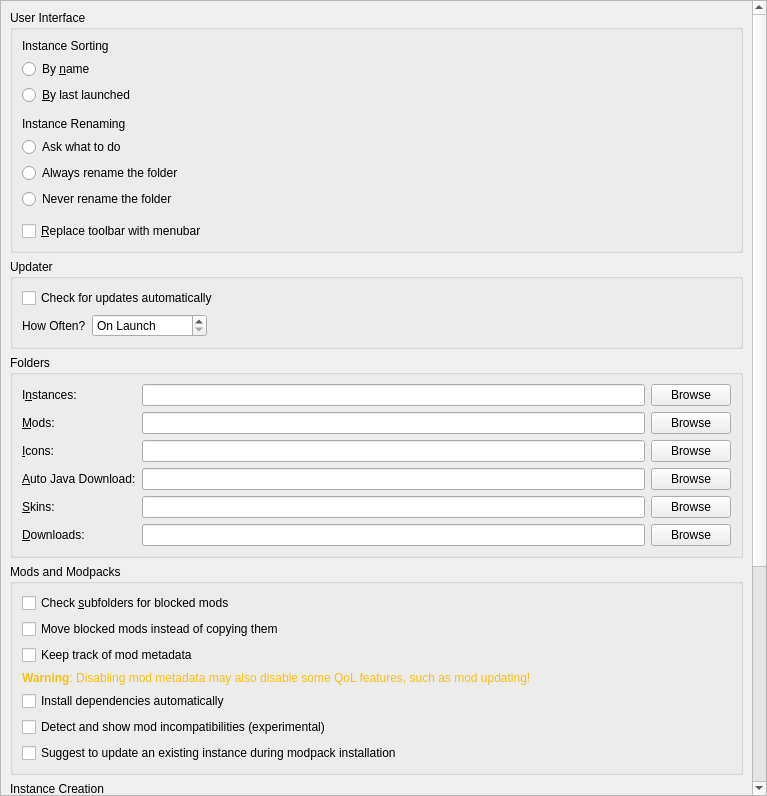
This is Codigo fuente/PrismLauncher-develop/launcher/ui/pages/global/LauncherPage.ui in xeodeo/xeolauncher as Qt 5 draws it before an edit. The edited form follows.
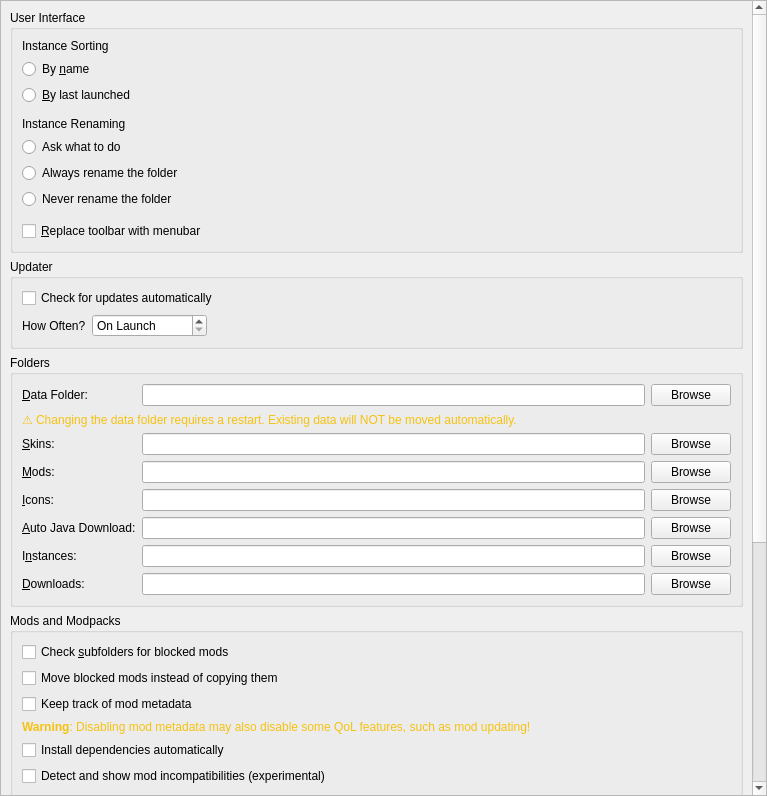
This is the edited form.

What changed in the file:
```diff
--- a/Codigo fuente/PrismLauncher-develop/launcher/ui/pages/global/LauncherPage.ui
+++ b/Codigo fuente/PrismLauncher-develop/launcher/ui/pages/global/LauncherPage.ui
@@ -239,17 +239,53 @@
           <string>Folders</string>
          </property>
          <layout class="QGridLayout" name="gridLayout">
-          <item row="4" column="1">
+          <item row="0" column="0">
+           <widget class="QLabel" name="labelDataDir">
+            <property name="toolTip">
+             <string>Root folder where the launcher stores all its data (instances, mods, icons, etc.). Requires a restart to take effect.</string>
+            </property>
+            <property name="text">
+             <string>&amp;Data Folder:</string>
+            </property>
+            <property name="buddy">
+             <cstring>dataDirTextBox</cstring>
+            </property>
+           </widget>
+          </item>
+          <item row="0" column="1">
+           <widget class="QLineEdit" name="dataDirTextBox"/>
+          </item>
+          <item row="0" column="2">
+           <widget class="QPushButton" name="dataDirBrowseBtn">
+            <property name="text">
+             <string>Browse</string>
+            </property>
+           </widget>
+          </item>
+          <item row="1" column="0" colspan="3">
+           <widget class="QLabel" name="dataDirRestartLabel">
+            <property name="text">
+             <string>&lt;html&gt;&lt;head/&gt;&lt;body&gt;&lt;p&gt;&lt;span style=&quot; color:#f5c211;&quot;&gt;&#9888; Changing the data folder requires a restart. Existing data will NOT be moved automatically.&lt;/span&gt;&lt;/p&gt;&lt;/body&gt;&lt;/html&gt;</string>
+            </property>
+            <property name="wordWrap">
+             <bool>true</bool>
+            </property>
+            <property name="visible">
+             <bool>false</bool>
+            </property>
+           </widget>
+          </item>
+          <item row="2" column="1">
            <widget class="QLineEdit" name="skinsDirTextBox"/>
           </item>
-          <item row="4" column="2">
+          <item row="2" column="2">
            <widget class="QPushButton" name="skinsDirBrowseBtn">
             <property name="text">
              <string>Browse</string>
             </property>
            </widget>
           </item>
-          <item row="3" column="0">
+          <item row="5" column="0">
            <widget class="QLabel" name="labelJavaDir">
             <property name="toolTip">
              <string>Folder where Prism Launcher stores automatically downloaded Java versions. Do NOT set this to your system Java installation.</string>
@@ -262,14 +298,14 @@
             </property>
            </widget>
           </item>
-          <item row="2" column="2">
+          <item row="4" column="2">
            <widget class="QPushButton" name="iconsDirBrowseBtn">
             <property name="text">
              <string>Browse</string>
             </property>
            </widget>
           </item>
-          <item row="4" column="0">
+          <item row="2" column="0">
            <widget class="QLabel" name="labelSkinsDir">
             <property name="text">
              <string>&amp;Skins:</string>
@@ -279,7 +315,7 @@
             </property>
            </widget>
           </item>
-          <item row="1" column="0">
+          <item row="3" column="0">
            <widget class="QLabel" name="labelModsDir">
             <property name="text">
              <string>&amp;Mods:</string>
@@ -289,14 +325,14 @@
             </property>
            </widget>
           </item>
-          <item row="3" column="2">
+          <item row="5" column="2">
            <widget class="QPushButton" name="javaDirBrowseBtn">
             <property name="text">
              <string>Browse</string>
             </property>
            </widget>
           </item>
-          <item row="5" column="0">
+          <item row="7" column="0">
            <widget class="QLabel" name="labelDownloadsDir">
             <property name="text">
              <string>&amp;Downloads:</string>
@@ -306,13 +342,13 @@
             </property>
            </widget>
           </item>
-          <item row="5" column="1">
+          <item row="7" column="1">
            <widget class="QLineEdit" name="downloadsDirTextBox"/>
           </item>
-          <item row="1" column="1">
+          <item row="3" column="1">
            <widget class="QLineEdit" name="modsDirTextBox"/>
           </item>
-          <item row="0" column="0">
+          <item row="6" column="0">
            <widget class="QLabel" name="labelInstDir">
             <property name="text">
              <string>I&amp;nstances:</string>
@@ -322,37 +358,37 @@
             </property>
            </widget>
           </item>
-          <item row="0" column="2">
+          <item row="6" column="2">
            <widget class="QPushButton" name="instDirBrowseBtn">
             <property name="text">
              <string>Browse</string>
             </property>
            </widget>
           </item>
-          <item row="5" column="2">
+          <item row="7" column="2">
            <widget class="QPushButton" name="downloadsDirBrowseBtn">
             <property name="text">
              <string>Browse</string>
             </property>
            </widget>
           </item>
-          <item row="0" column="1">
+          <item row="6" column="1">
            <widget class="QLineEdit" name="instDirTextBox"/>
           </item>
-          <item row="1" column="2">
+          <item row="3" column="2">
            <widget class="QPushButton" name="modsDirBrowseBtn">
             <property name="text">
              <string>Browse</string>
             </property>
            </widget>
           </item>
-          <item row="3" column="1">
+          <item row="5" column="1">
            <widget class="QLineEdit" name="javaDirTextBox"/>
           </item>
-          <item row="2" column="1">
+          <item row="4" column="1">
            <widget class="QLineEdit" name="iconsDirTextBox"/>
           </item>
-          <item row="2" column="0">
+          <item row="4" column="0">
            <widget class="QLabel" name="labelIconsDir">
             <property name="text">
              <string>&amp;Icons:</string>
```
Left out of the diff: 2 changed lines with no effect on the pictures.
